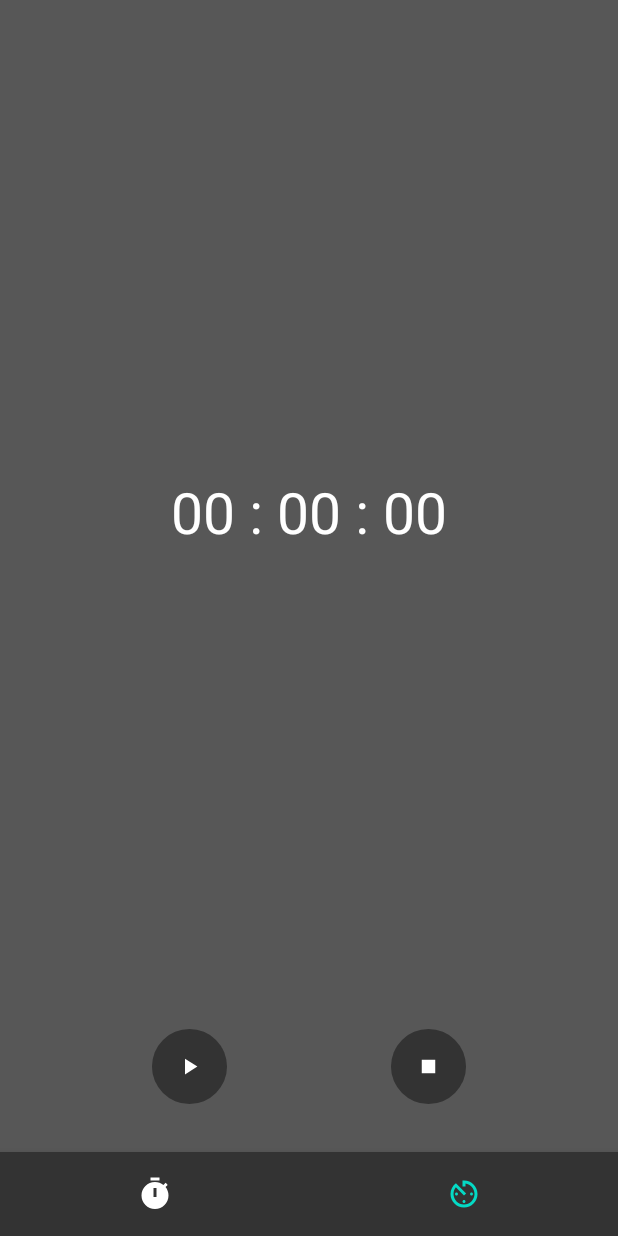
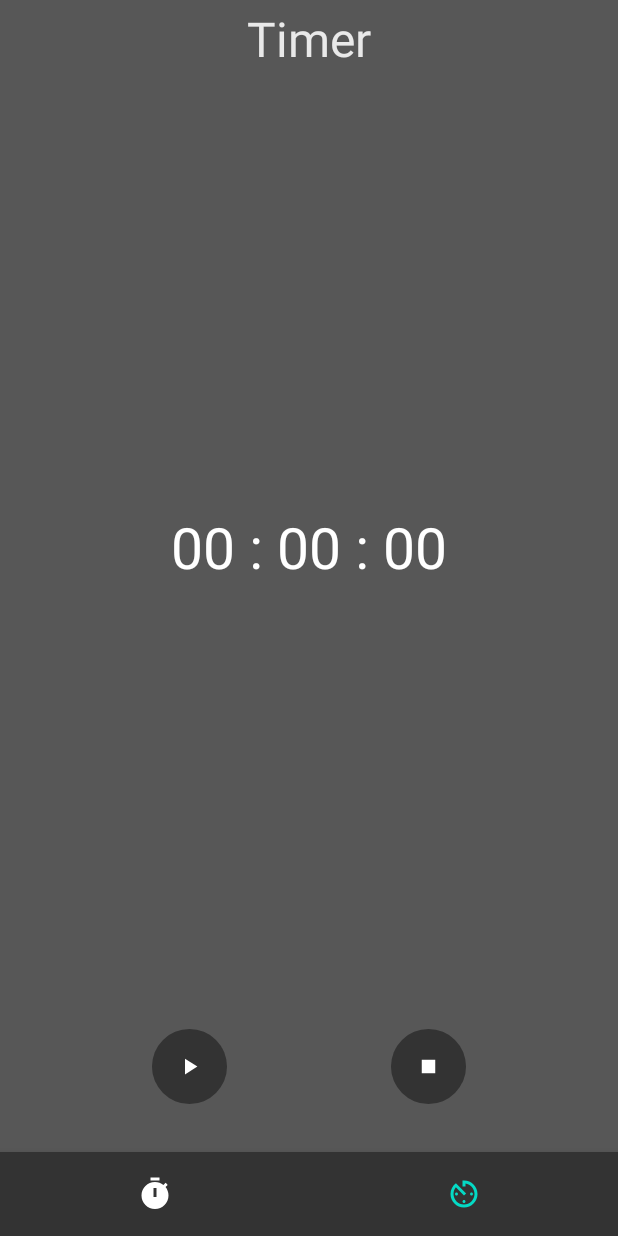
Before and after one commit to 0awawa0/ClockUtils, an Android app built with Jetpack Compose: the screen it shows after launch (MainActivity), item 2 of the bottom bar chosen, on a phone screen of 412 x 824 dp. Run offline under Robolectric (Android 15) with nearby library versions, the phone set to English and light mode, and no system bars; our stand-ins replace accompanist, constraintlayout-compose.

Commit message:
Removed hardcoded strings, added service for timer, added label.

```diff
--- a/app/src/main/AndroidManifest.xml
+++ b/app/src/main/AndroidManifest.xml
@@ -22,7 +22,11 @@
             </intent-filter>
         </activity>
 
-        <service android:name=".helper.StopwatchService"
+        <service android:name=".service.StopwatchService"
+            android:enabled="true"
+            android:exported="false"/>
+
+        <service android:name=".service.TimerService"
             android:enabled="true"
             android:exported="false"/>
     </application>
--- a/app/src/main/java/ru/awawa/clockutils/MainActivity.kt
+++ b/app/src/main/java/ru/awawa/clockutils/MainActivity.kt
@@ -8,9 +8,6 @@ import androidx.activity.viewModels
 import androidx.compose.foundation.layout.fillMaxSize
 import androidx.compose.foundation.layout.padding
 import androidx.compose.material.*
-import androidx.compose.material.icons.Icons
-import androidx.compose.material.icons.filled.AvTimer
-import androidx.compose.material.icons.filled.Timer
 import androidx.compose.runtime.*
 import androidx.compose.ui.Modifier
 import androidx.core.content.ContextCompat
@@ -19,7 +16,8 @@ import androidx.navigation.compose.composable
 import androidx.navigation.compose.navigate
 import androidx.navigation.compose.rememberNavController
 import com.google.accompanist.systemuicontroller.rememberSystemUiController
-import ru.awawa.clockutils.helper.StopwatchService
+import ru.awawa.clockutils.service.StopwatchService
+import ru.awawa.clockutils.service.TimerService
 import ru.awawa.clockutils.ui.theme.ClockUtilsTheme
 import ru.awawa.clockutils.ui.theme.Grey500
 import ru.awawa.clockutils.ui.views.BottomBar
@@ -29,23 +27,31 @@ import ru.awawa.clockutils.ui.views.TimerView
 
 class MainActivity : ComponentActivity() {
 
+    companion object {
+        const val EXTRA_TYPE = "TYPE"
+        const val TYPE_STOPWATCH = "Stopwatch"
+        const val TYPE_TIMER = "Timer"
+    }
+
     private val viewModel by viewModels<MainViewModel>()
     private var selectedItem by mutableStateOf(0)
     private val navigationItems = listOf(
-        NavigationItem("stopwatch", Icons.Default.Timer),
-        NavigationItem("timer", Icons.Default.AvTimer)
+        NavigationItem.Stopwatch,
+        NavigationItem.Timer
     )
     private val currentNavItem: NavigationItem
         get() = navigationItems[selectedItem]
 
     override fun onCreate(savedInstanceState: Bundle?) {
         super.onCreate(savedInstanceState)
+
+        when (intent.getStringExtra(EXTRA_TYPE)) {
+            TYPE_STOPWATCH -> selectedItem = 0
+            TYPE_TIMER -> selectedItem = 1
+        }
+
         setContent {
             val navController = rememberNavController()
-            val navigationItems = listOf(
-                NavigationItem("stopwatch", Icons.Default.Timer),
-                NavigationItem("timer", Icons.Default.AvTimer)
-            )
             val systemUiController = rememberSystemUiController()
             ClockUtilsTheme {
                 systemUiController.setSystemBarsColor(
@@ -69,7 +75,7 @@ class MainActivity : ComponentActivity() {
 
                         NavHost(
                             navController = navController,
-                            startDestination = navigationItems[0].route,
+                            startDestination = currentNavItem.route,
                             modifier = Modifier
                                 .padding(paddings)
                                 .fillMaxSize()
@@ -77,14 +83,16 @@ class MainActivity : ComponentActivity() {
                             for (item in navigationItems) {
                                 composable(item.route) {
                                     when (item.route) {
-                                        "stopwatch" -> StopwatchView(
+                                        NavigationItem.Stopwatch.route -> StopwatchView(
+                                            label = getString(R.string.stopwatch),
                                             currentTime = currentStopwatchTime,
                                             isRunning = isStopwatchRunning,
                                             onStartStopwatch = viewModel::onStartStopwatch,
                                             onPauseStopwatch = viewModel::onPauseStopwatch,
                                             onStopStopwatch = viewModel::onStopStopwatch
                                         )
-                                        "timer" -> TimerView(
+                                        NavigationItem.Timer.route -> TimerView(
+                                            label = getString(R.string.timer),
                                             currentTime = currentTimerTime,
                                             isRunning = isTimerRunning,
                                             onSetTime = viewModel::onSetTimerTime,
@@ -112,11 +120,19 @@ class MainActivity : ComponentActivity() {
                 Intent(this, StopwatchService::class.java)
             )
         }
+
+        if (viewModel.isTimerRunning.value) {
+            ContextCompat.startForegroundService(
+                this,
+                Intent(this, TimerService::class.java)
+            )
+        }
     }
 
     override fun onResume() {
         super.onResume()
 
         stopService(Intent(this, StopwatchService::class.java))
+        stopService(Intent(this, TimerService::class.java))
     }
 }
--- a/app/src/main/java/ru/awawa/clockutils/helper/TimerObj.kt
+++ b/app/src/main/java/ru/awawa/clockutils/helper/TimerObj.kt
@@ -7,7 +7,7 @@ import kotlin.concurrent.timer
 
 object TimerObj {
 
-    private const val updateInterval = 23L
+    private const val updateInterval = 150L
 
     private var timer: Timer? = null
 
@@ -20,6 +20,8 @@ object TimerObj {
     fun setTime(time: Long) { mTime.value = time }
 
     fun start() {
+        if (mTime.value == 0L) return
+
         timer = timer(initialDelay = updateInterval, period = updateInterval) {
             val newVal = mTime.value - updateInterval
             mTime.value = if (newVal > 0) newVal else 0
--- a/app/src/main/java/ru/awawa/clockutils/ui/views/NavigationComponents.kt
+++ b/app/src/main/java/ru/awawa/clockutils/ui/views/NavigationComponents.kt
@@ -2,6 +2,7 @@ package ru.awawa.clockutils.ui.views
 
 import androidx.compose.material.*
 import androidx.compose.material.icons.Icons
+import androidx.compose.material.icons.filled.AvTimer
 import androidx.compose.material.icons.filled.Timelapse
 import androidx.compose.material.icons.filled.Timer
 import androidx.compose.runtime.Composable
@@ -13,7 +14,10 @@ import ru.awawa.clockutils.ui.theme.ClockUtilsTheme
 import ru.awawa.clockutils.ui.theme.Teal200
 
 
-data class NavigationItem(val route: String, val icon: ImageVector)
+enum class NavigationItem(val route: String, val icon: ImageVector) {
+    Stopwatch("stopwatch", Icons.Default.Timer),
+    Timer("timer", Icons.Default.AvTimer)
+}
 
 @Composable
 fun BottomBar(
@@ -39,8 +43,8 @@ fun BottomBar(
 @Composable
 fun PreviewBottomBar() {
     val items = listOf(
-        NavigationItem("stopwatch", Icons.Default.Timer),
-        NavigationItem("timer", Icons.Default.Timelapse)
+        NavigationItem.Stopwatch,
+        NavigationItem.Timer
     )
     ClockUtilsTheme {
         BottomBar(
--- a/app/src/main/java/ru/awawa/clockutils/ui/views/StopwatchView.kt
+++ b/app/src/main/java/ru/awawa/clockutils/ui/views/StopwatchView.kt
@@ -24,6 +24,7 @@ import ru.awawa.clockutils.ui.theme.ClockUtilsTheme
 @Composable
 fun StopwatchView(
     modifier: Modifier = Modifier,
+    label: String,
     currentTime: Long,
     isRunning: Boolean,
     onStartStopwatch: () -> Unit,
@@ -36,14 +37,24 @@ fun StopwatchView(
     val hours = "%02d".format(currentTime / 1000 / 60 / 60)
 
     ConstraintLayout(modifier = modifier) {
-        val (btnStart, btnStop, text) = createRefs()
+        val (btnStart, btnStop, text, header) = createRefs()
+
+        Text(
+            modifier = Modifier.constrainAs(header) {
+                start.linkTo(parent.start, margin = 8.dp)
+                end.linkTo(parent.end, margin = 8.dp)
+                top.linkTo(parent.top, margin = 8.dp)
+            },
+            fontSize = 32.sp,
+            text = label
+        )
 
         Text(
             text = "$hours:$minutes:$seconds:$milliseconds",
             modifier = Modifier.constrainAs(text) {
                 start.linkTo(parent.start, margin = 8.dp)
                 end.linkTo(parent.end, margin = 8.dp)
-                top.linkTo(parent.top, margin = 8.dp)
+                top.linkTo(header.bottom, margin = 8.dp)
                 bottom.linkTo(btnStart.top, margin = 8.dp)
             },
             fontSize = 32.sp,
@@ -83,6 +94,7 @@ fun PreviewStopwatchView() {
     ClockUtilsTheme {
         StopwatchView(
             modifier = Modifier.fillMaxSize(),
+            label = "Stopwatch",
             currentTime = 0L,
             isRunning = false,
             onStartStopwatch = { },
--- a/app/src/main/java/ru/awawa/clockutils/ui/views/TimerView.kt
+++ b/app/src/main/java/ru/awawa/clockutils/ui/views/TimerView.kt
@@ -7,6 +7,7 @@ import androidx.compose.foundation.text.KeyboardOptions
 import androidx.compose.material.Button
 import androidx.compose.material.Icon
 import androidx.compose.material.MaterialTheme
+import androidx.compose.material.Text
 import androidx.compose.material.icons.Icons
 import androidx.compose.material.icons.filled.Pause
 import androidx.compose.material.icons.filled.PlayArrow
@@ -30,6 +31,7 @@ import ru.awawa.clockutils.ui.theme.ClockUtilsTheme
 @Composable
 fun TimerView(
     modifier: Modifier = Modifier,
+    label: String,
     currentTime: Long,
     isRunning: Boolean,
     onSetTime: (Long) -> Unit,
@@ -40,13 +42,23 @@ fun TimerView(
 
     ConstraintLayout(modifier = modifier) {
 
-        val (btnStart, btnStop, text) = createRefs()
+        val (btnStart, btnStop, text, header) = createRefs()
+
+        Text(
+            modifier = Modifier.constrainAs(header) {
+                start.linkTo(parent.start, margin = 8.dp)
+                end.linkTo(parent.end, margin = 8.dp)
+                top.linkTo(parent.top, margin = 8.dp)
+            },
+            fontSize = 32.sp,
+            text = label
+        )
 
         TimeInputView(
             modifier = Modifier.constrainAs(text) {
                 start.linkTo(parent.start, margin = 8.dp)
                 end.linkTo(parent.end, margin = 8.dp)
-                top.linkTo(parent.top, margin = 8.dp)
+                top.linkTo(header.bottom, margin = 8.dp)
                 bottom.linkTo(btnStart.top, margin = 8.dp)
             },
             currentTime = currentTime,
@@ -145,6 +157,7 @@ fun TimeInputView(
 fun PreviewTimerView() {
     ClockUtilsTheme {
         TimerView(
+            label = "Timer",
             currentTime = 0L,
             isRunning = false,
             onSetTime = {},
```
Also changed, not shown: app/src/main/java/ru/awawa/clockutils/service/StopwatchService.kt (added, +173 -0 lines), app/src/main/java/ru/awawa/clockutils/service/TimerService.kt (renamed from app/src/main/java/ru/awawa/clockutils/helper/StopwatchService.kt, +33 -31 lines), app/src/main/res/drawable/ic_timer.xml (added, +10 -0 lines), app/src/main/res/values/strings.xml (+11 -1 lines), 1 other file.
